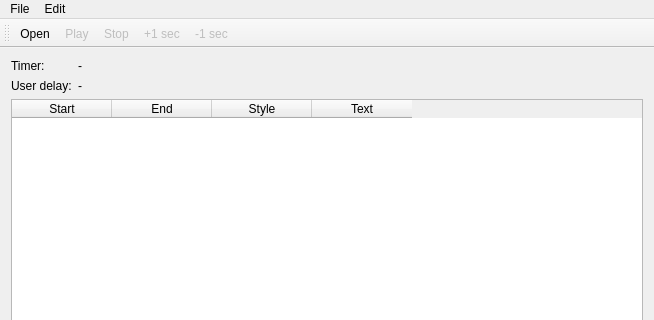
Old version of the form mainwindow.ui in the repository Subtivals/subtivals; both pictures show x 0 to 654 and y 0 to 320 of the 654 by 500 pixel window.
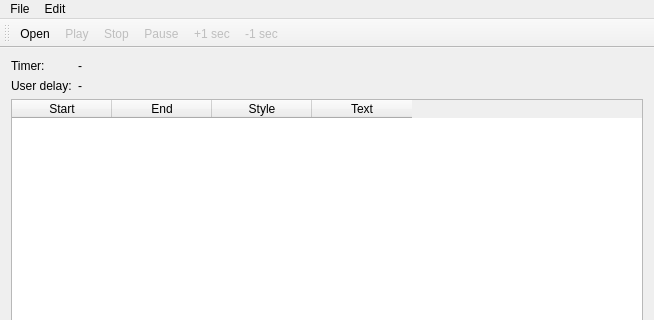
New version of the form.

Commit message: added main state machine+paused state

Patch:
```diff
--- a/mainwindow.ui
+++ b/mainwindow.ui
@@ -136,6 +136,7 @@
    <addaction name="actionOpen"/>
    <addaction name="actionPlay"/>
    <addaction name="actionStop"/>
+   <addaction name="actionPause"/>
    <addaction name="actionAdd1Sec"/>
    <addaction name="actionSub1Sec"/>
   </widget>
@@ -190,6 +191,14 @@
     <string>-1 sec</string>
    </property>
   </action>
+  <action name="actionPause">
+   <property name="enabled">
+    <bool>false</bool>
+   </property>
+   <property name="text">
+    <string>Pause</string>
+   </property>
+  </action>
  </widget>
  <layoutdefault spacing="6" margin="11"/>
  <resources/>
```
Left out of the diff: 17 changed lines with no effect on the pictures. The commit also changes 2 other files.
